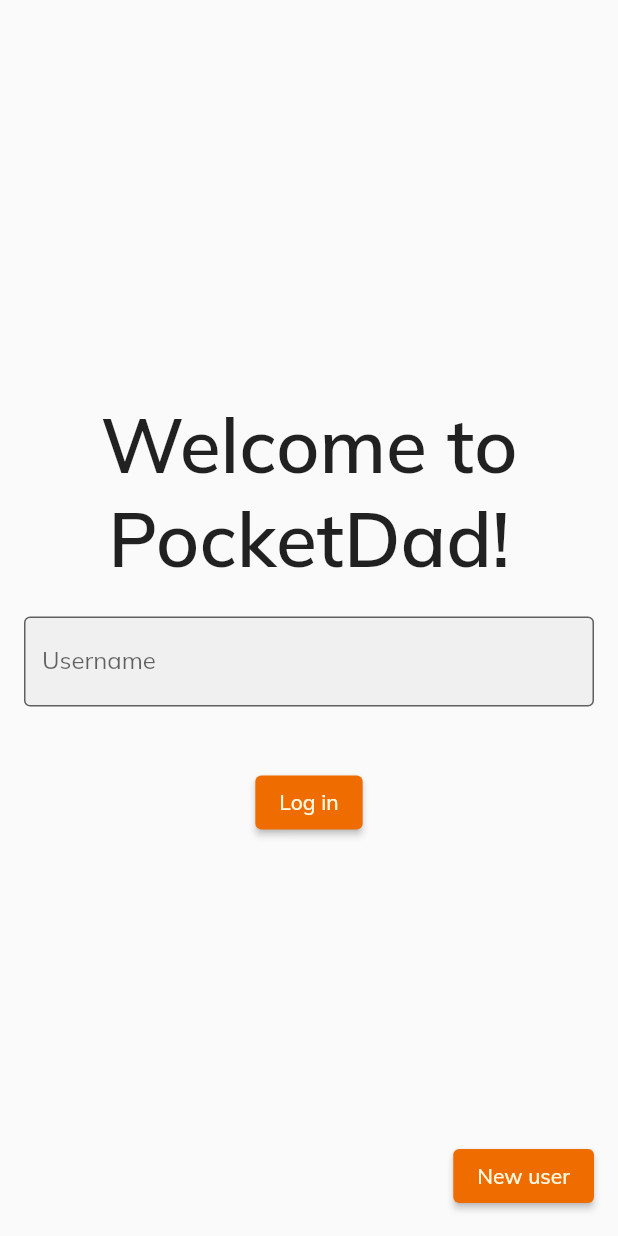
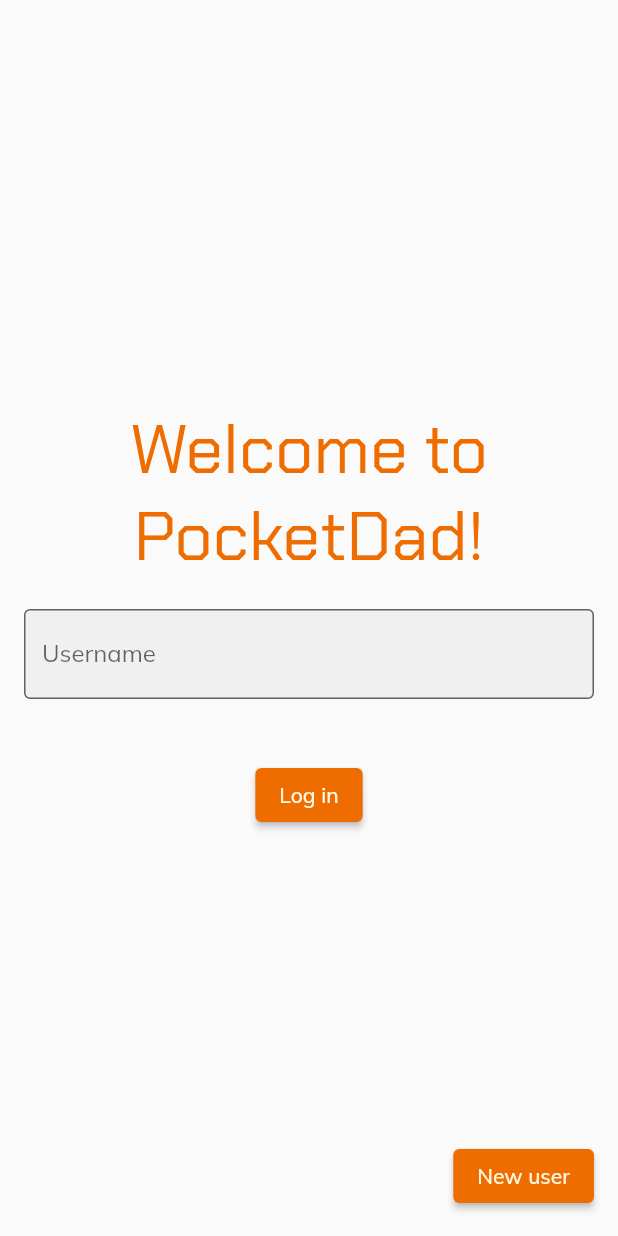
Before and after one commit to PocketDad/pocketdad, a Flutter app: the screen it shows after launch, on a phone screen of 412 x 824 dp. Run offline on Flutter 3.47's test engine with Material 2 defaults, Android fonts, the phone set to English and light mode, and no system bars; our stand-ins replace flutter_form_builder, flutter_riverpod, form_builder_validators, riverpod_annotation; generated files the repository leaves out were written again.

Commit message:
onboarding pages

```diff
--- a/lib/app.dart
+++ b/lib/app.dart
@@ -1,7 +1,7 @@
 import 'package:flutter/material.dart';
 import 'package:flutter_gen/gen_l10n/app_localizations.dart';
 import 'package:flutter_localizations/flutter_localizations.dart';
-import 'package:pocketdad/src/theme.dart';
+import 'package:pocketdad/features/common/theme.dart';
 import 'package:pocketdad/features/common/home_view.dart';
 import 'package:pocketdad/features/task/presentation/add_task.dart';
 import 'features/settings/settings_controller.dart';
--- a/lib/features/authentication/sign_in.dart
+++ b/lib/features/authentication/sign_in.dart
@@ -4,6 +4,7 @@ import 'package:pocketdad/features/user/domain/user_db.dart';
 import 'package:pocketdad/features/common/home_view.dart';
 import 'package:pocketdad/features/authentication/onboarding.dart';
 
+import '../common/theme.dart';
 import '../user/data/user_provider.dart';
 
 class SignIn extends ConsumerWidget {
@@ -23,9 +24,11 @@ class SignIn extends ConsumerWidget {
           child: Column(
             mainAxisAlignment: MainAxisAlignment.center,
             children: [
-              const Text(
+              Text(
                 "Welcome to PocketDad!",
-                style: TextStyle(fontWeight: FontWeight.bold, fontSize: 50),
+                style: Theme.of(context).textTheme.displaySmall?.copyWith(
+                  color: Theme.of(context).colorScheme.primary
+                ),
                 textAlign: TextAlign.center,
               ),
               const SizedBox(height: 20,),
--- a/lib/features/common/bottom_navigation_bar.dart
+++ b/lib/features/common/bottom_navigation_bar.dart
@@ -3,7 +3,6 @@ import 'package:flutter/material.dart';
 Widget bottomNavigationBar() {
   return BottomNavigationBar(
     // TODO: link icons to screens
-    // change style/colors?
     items: const [
       BottomNavigationBarItem(
           icon: Icon(Icons.checklist),
--- a/lib/features/common/home_view.dart
+++ b/lib/features/common/home_view.dart
@@ -64,6 +64,7 @@ class _HomeViewState extends State<HomeView> {
           child: widget.pages[_selectedIndex]['body']
       ),
       bottomNavigationBar: BottomNavigationBar(
+        backgroundColor: Theme.of(context).colorScheme.background,
         items: [
           widget.pages[0]['navItem'],
           widget.pages[1]['navItem'],
--- a/lib/src/theme.dart
+++ b/lib/features/common/theme.dart
@@ -10,7 +10,7 @@ ColorScheme lightScheme = ColorScheme(
     onError: Color(0xffc62828),
     background: Color(0xfffff8e1),
     onBackground: Color(0xff263238),
-    surface: Color(0xffb0bec5),
+    surface: Color(0xfffff8e1),
     onSurface: Color(0xff263238)
 );
 
@@ -18,6 +18,13 @@ TextTheme textTheme = ThemeData(fontFamily: "Mulish").textTheme.copyWith(
   displaySmall: TextStyle(
     fontFamily: "Chakra Petch"
   ),
+  titleLarge: TextStyle(
+    fontFamily: "Chakra Petch",
+    fontWeight: FontWeight.bold,
+  ),
+  headlineSmall: TextStyle(
+    fontWeight: FontWeight.bold
+  )
 );
 
 ThemeData lightTheme = ThemeData(
--- a/lib/features/item/presentation/list_item_item.dart
+++ b/lib/features/item/presentation/list_item_item.dart
@@ -2,9 +2,9 @@ import 'package:flutter/material.dart';
 import 'package:flutter_riverpod/flutter_riverpod.dart';
 import 'package:pocketdad/features/item/domain/item_db.dart';
 
+import '../../relations/data/item_user_provider.dart';
 import '../../relations/domain/item_user_db.dart';
 import '../../user/domain/user_db.dart';
-import '../../relations/data/item_user_provider';
 
 class ListItemItem extends ConsumerWidget {
   ListItemItem({Key? key, required this.item}) : super(key: key);
--- a/lib/features/item/presentation/list_items.dart
+++ b/lib/features/item/presentation/list_items.dart
@@ -3,7 +3,7 @@ import 'package:flutter_riverpod/flutter_riverpod.dart';
 import 'package:pocketdad/features/user/domain/user_db.dart';
 import 'package:pocketdad/features/item/presentation/list_item_item.dart';
 
-import '../../relations/data/item_user_provider';
+import '../../relations/data/item_user_provider.dart';
 import '../domain/item_db.dart';
 import '../../relations/domain/item_user_db.dart';
 
--- a/lib/features/task/presentation/edit_task.dart
+++ b/lib/features/task/presentation/edit_task.dart
@@ -2,13 +2,12 @@ import 'package:flutter/material.dart';
 import 'package:flutter_form_builder/flutter_form_builder.dart';
 import 'package:flutter_riverpod/flutter_riverpod.dart';
 import '../../item/data/item_provider.dart';
-import '../../relations/data/item_task_provider';
+import '../../relations/data/item_task_provider.dart';
 import '../data/task_provider.dart';
 import '../domain/task_db.dart';
 import '../../user/domain/user_db.dart';
 import '../../item/domain/item_db.dart';
 import '../../relations/domain/item_task_db.dart';
-
 import 'form_fields/task_name_field.dart';
 import 'form_fields/description_field.dart';
 import 'form_fields/date_field.dart';
```
Also changed, not shown: lib/features/task/presentation/check_in.dart (+5 -2 lines), lib/features/task/presentation/list_task_item.dart (+5 -5 lines), lib/features/task/presentation/list_tasks.dart (+8 -7 lines).
